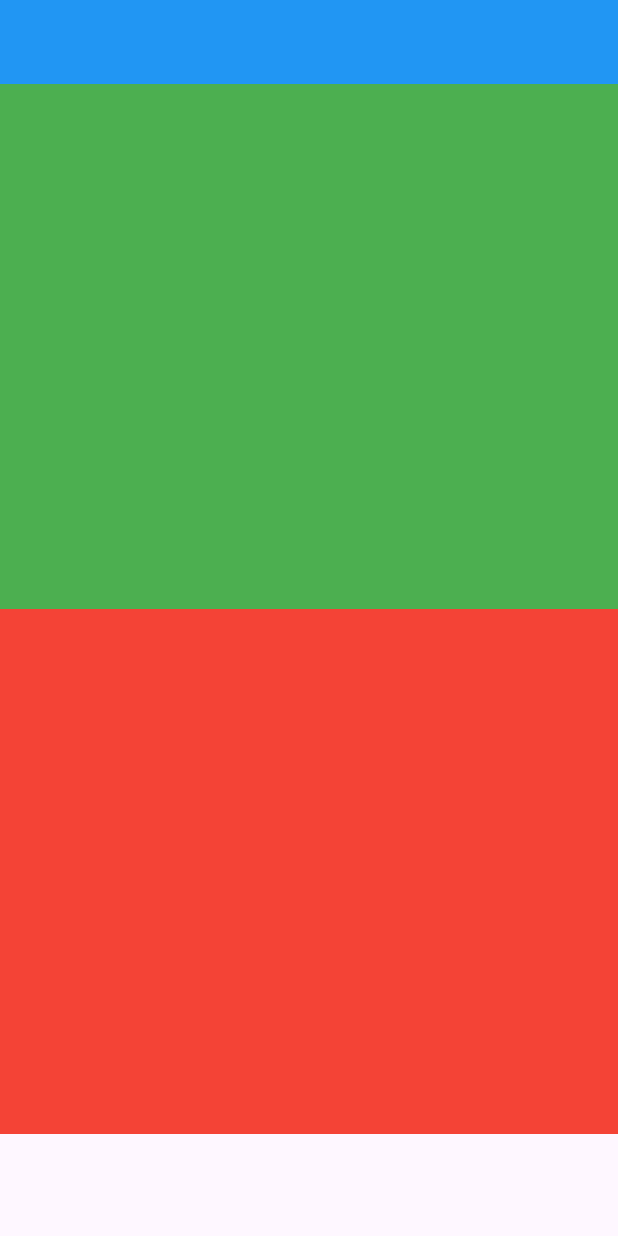
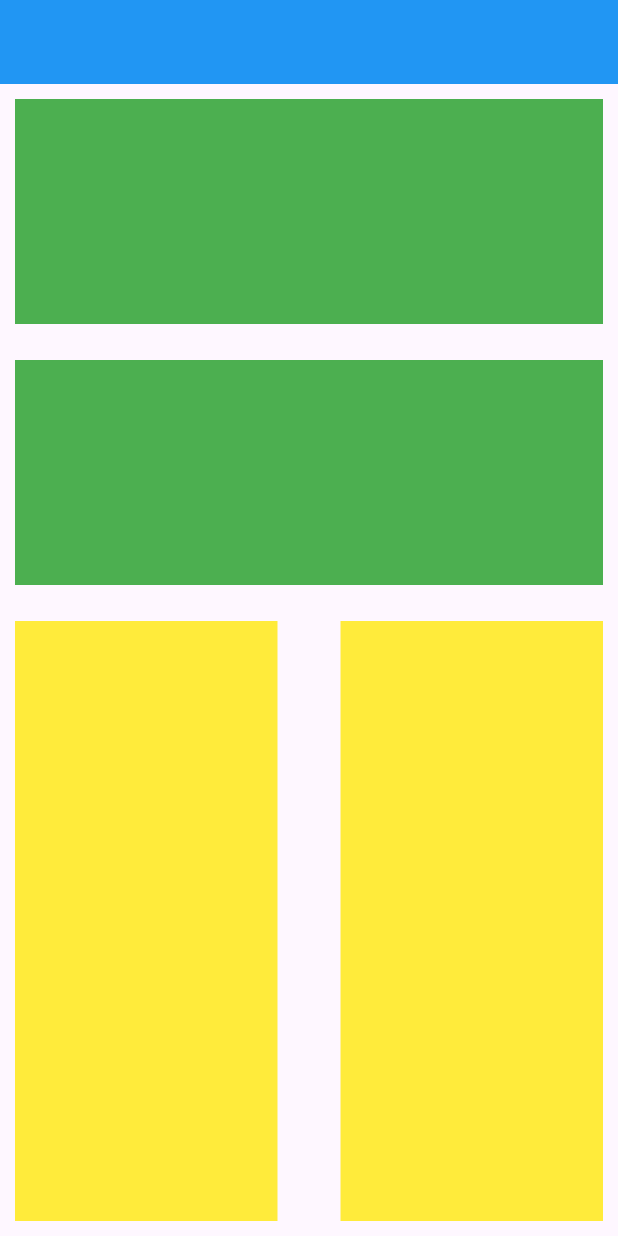
Before and after one commit to DP-Flutter-course/layout-app, a Flutter app: the screen it shows after launch, on a phone screen of 412 x 824 dp. Run offline on Flutter 3.47's test engine with Material 3 defaults, Android fonts, the phone set to English and light mode, and no system bars.

Commit message:
add rows

```diff
--- a/layout_app/lib/main.dart
+++ b/layout_app/lib/main.dart
@@ -16,19 +16,39 @@ class MyApp extends StatelessWidget {
         appBar: AppBar(
           backgroundColor: Colors.blue,
         ),
-        body: Column(
+        body: Padding(
+          padding: const EdgeInsets.all(10.0),
+          child: Column(
+            mainAxisAlignment: MainAxisAlignment.spaceBetween,
             children: [
               Container(
-              height: 350,
+                height: 150,
                 width: double.infinity,
                 color: Colors.green,
               ),
               Container(
-              height: 350,
+                height: 150,
                 width: double.infinity,
-              color: Colors.red,
+                color: Colors.green,
+              ),
+
+              Row(
+                mainAxisAlignment: MainAxisAlignment.spaceBetween,
+                children: [
+                  Container(
+                    width: 175,
+                    height: 400,
+                    color: Colors.yellow,
+                  ),
+                  Container(
+                    width: 175,
+                    height: 400,
+                    color: Colors.yellow,
                   )
                 ],
+              )
+            ],
+          ),
         ),
       ),
     );
```
Lines whose indentation alone changed are shown as unchanged.
